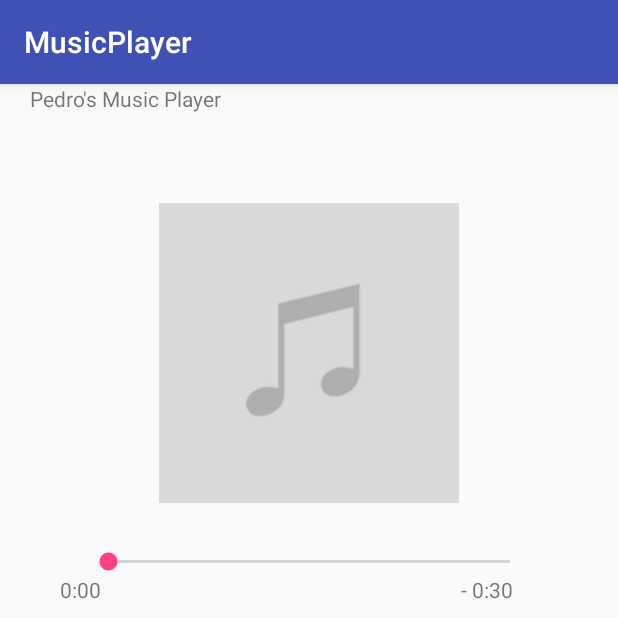
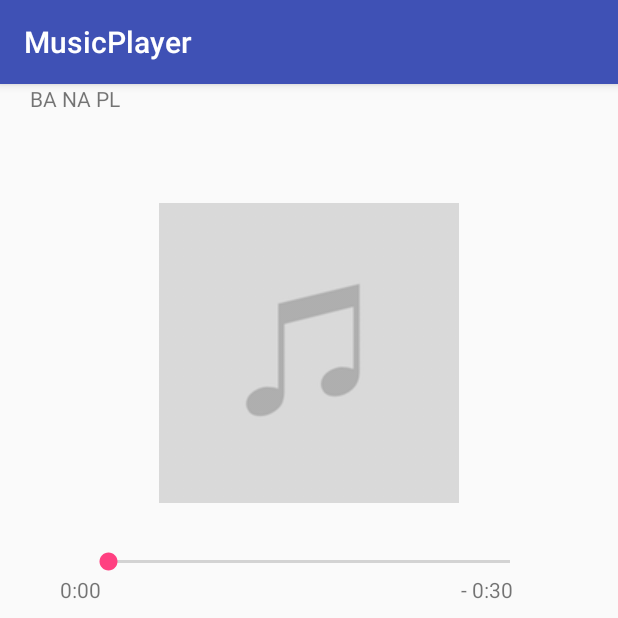
Before and after one commit to lopezp9492/MusicPlayer, an Android app: the screen it shows after launch (MainActivity), on a phone screen of 412 x 824 dp, the top half of it. Run offline under Robolectric (Android 15) with nearby library versions, the phone set to English and light mode, and no system bars.

```diff
--- a/app/src/main/res/layout/activity_main.xml
+++ b/app/src/main/res/layout/activity_main.xml
@@ -10,7 +10,7 @@
     <TextView
         android:layout_width="wrap_content"
         android:layout_height="wrap_content"
-        android:text="Pedro's Music Player"
+        android:text="BA NA PL"
         android:layout_gravity="left"
         android:layout_marginLeft="20dp"/>
 
```
